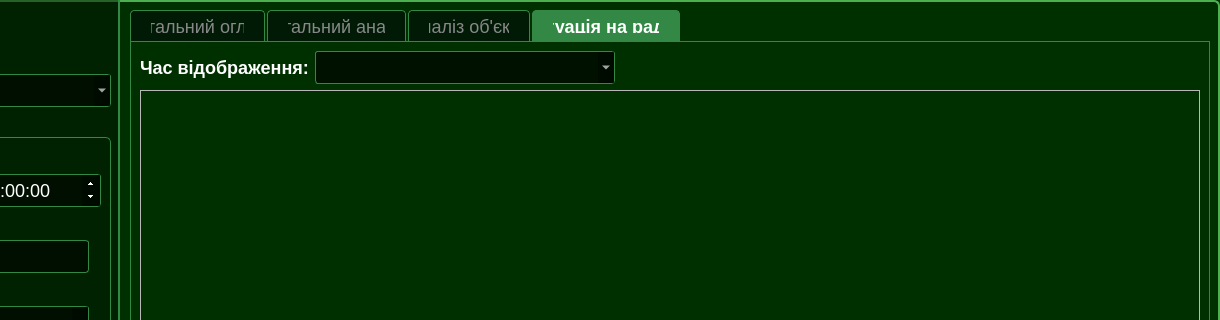
This is app/ui/log_dialog.ui in VadymKotsiuba1808/SDR_Pi as Qt 5 draws it before an edit; both pictures show x 180 to 1400 and y 0 to 320 of the 1400 by 762 pixel window. The edited form follows.
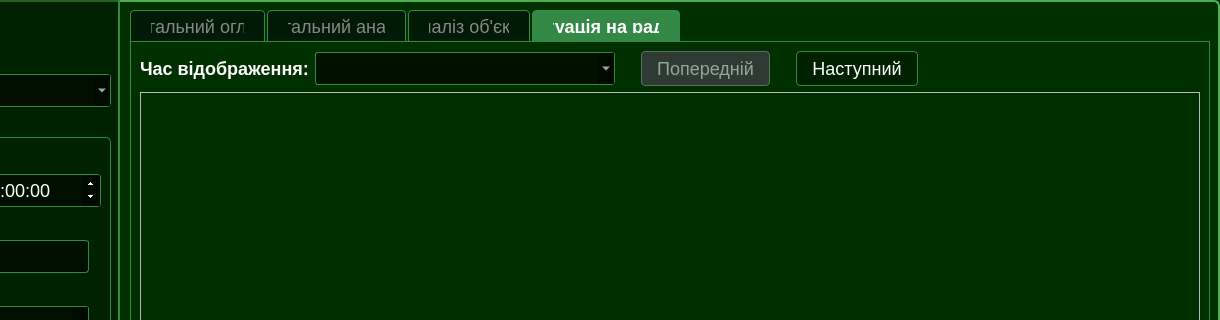
This is the edited form. The open tabs and pages were chosen to show the change.

Commit message: Added prev next btns for radar situation

```diff
--- a/app/ui/log_dialog.ui
+++ b/app/ui/log_dialog.ui
@@ -97,6 +97,14 @@
   color: #002509;
 }
 
+QPushButton:disabled {
+  border: 1px solid #5a6f5f;
+  background-color: #2f3a34;
+  color: #8fa89a;
+}
+
+
+
 QPushButton#btnApplyFilters {
   background-color: #004400;
   font-weight: bold;
@@ -745,6 +753,55 @@
               </property>
              </widget>
             </item>
+            <item>
+             <spacer name="horizontalSpacer_2">
+              <property name="orientation">
+               <enum>Qt::Orientation::Horizontal</enum>
+              </property>
+              <property name="sizeType">
+               <enum>QSizePolicy::Policy::Minimum</enum>
+              </property>
+              <property name="sizeHint" stdset="0">
+               <size>
+                <width>20</width>
+                <height>20</height>
+               </size>
+              </property>
+             </spacer>
+            </item>
+            <item>
+             <widget class="QPushButton" name="btnSituationPrev">
+              <property name="enabled">
+               <bool>false</bool>
+              </property>
+              <property name="text">
+               <string>Попередній</string>
+              </property>
+             </widget>
+            </item>
+            <item>
+             <spacer name="horizontalSpacer">
+              <property name="orientation">
+               <enum>Qt::Orientation::Horizontal</enum>
+              </property>
+              <property name="sizeType">
+               <enum>QSizePolicy::Policy::Minimum</enum>
+              </property>
+              <property name="sizeHint" stdset="0">
+               <size>
+                <width>20</width>
+                <height>20</height>
+               </size>
+              </property>
+             </spacer>
+            </item>
+            <item>
+             <widget class="QPushButton" name="btnSituationNext">
+              <property name="text">
+               <string>Наступний</string>
+              </property>
+             </widget>
+            </item>
             <item>
              <spacer name="horizontalSpacer_Sit">
               <property name="orientation">
```
Left out of the diff: 2 changed lines with no effect on the pictures. The commit also changes 2 other files.
